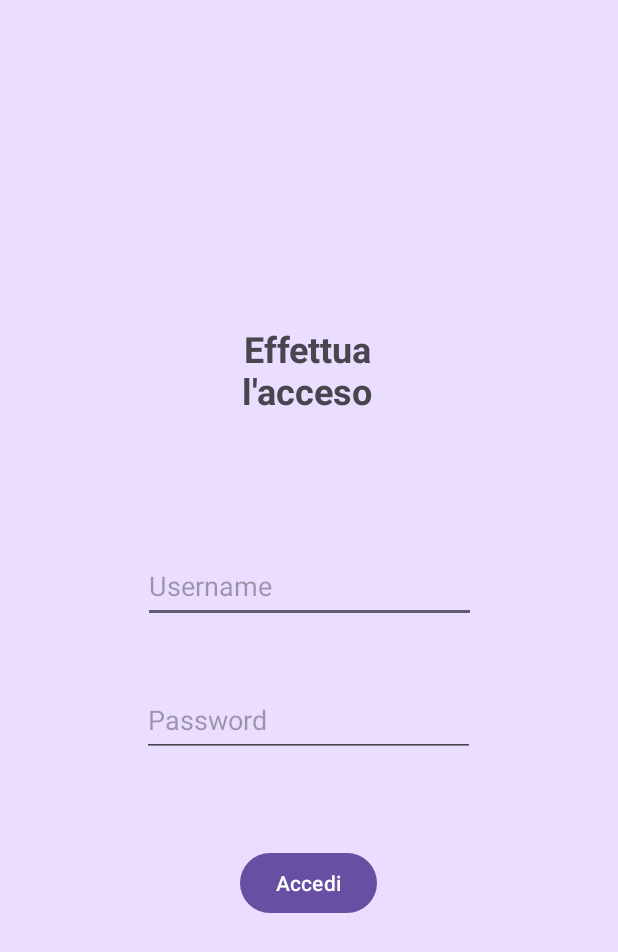
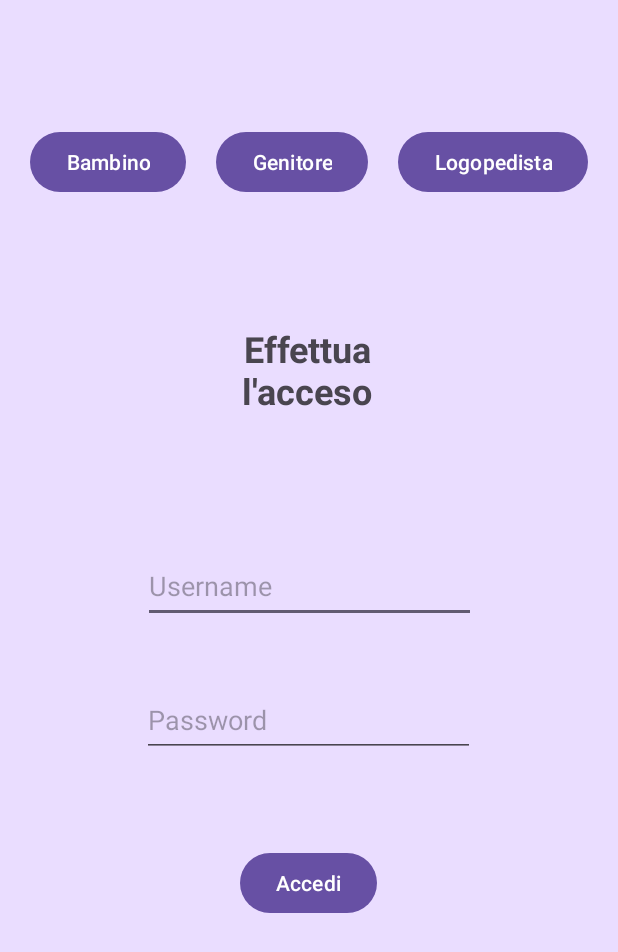
Before and after one commit to LucaLenoci/ProgettoAndroid, an Android app: the layout activity_login.xml on its own in the app's theme, with its tools: preview values and no code run, on a phone screen of 412 x 824 dp. Shown: the top 952 px of the screen. Run offline under Robolectric (Android 15) with nearby library versions, the phone set to English and light mode, and no system bars; Roboto replaces fonts that are not available here.

Commit message:
modificato alcuni file/logica per login e aggiunta la home genitore

```diff
--- a/app/build.gradle.kts
+++ b/app/build.gradle.kts
@@ -29,6 +29,9 @@ android {
         sourceCompatibility = JavaVersion.VERSION_1_8
         targetCompatibility = JavaVersion.VERSION_1_8
     }
+    buildFeatures {
+        viewBinding = true
+    }
 }
 
 dependencies {
@@ -37,6 +40,9 @@ dependencies {
     implementation(libs.material)
     implementation(libs.activity)
     implementation(libs.constraintlayout)
+    implementation(libs.annotation)
+    implementation(libs.lifecycle.livedata.ktx)
+    implementation(libs.lifecycle.viewmodel.ktx)
     testImplementation(libs.junit)
     androidTestImplementation(libs.ext.junit)
     androidTestImplementation(libs.espresso.core)
--- a/app/src/main/res/layout/login.xml
+++ b/app/src/main/res/layout/activity_login.xml
@@ -2,9 +2,11 @@
 <androidx.constraintlayout.widget.ConstraintLayout xmlns:android="http://schemas.android.com/apk/res/android"
     xmlns:app="http://schemas.android.com/apk/res-auto"
     xmlns:tools="http://schemas.android.com/tools"
+    android:id="@+id/main"
     android:layout_width="match_parent"
     android:layout_height="match_parent"
-    android:background="?attr/colorPrimaryContainer">
+    android:background="?attr/colorPrimaryContainer"
+    tools:context=".LoginActivity">
 
     <Button
         android:id="@+id/buttonAccedi"
@@ -58,4 +60,39 @@
         app:layout_constraintStart_toStartOf="parent"
         app:layout_constraintTop_toTopOf="parent"
         app:layout_constraintVertical_bias="0.588" />
+
+    <Button
+        android:id="@+id/buttonLoginBambino"
+        android:layout_width="wrap_content"
+        android:layout_height="wrap_content"
+        android:text="Bambino"
+        app:layout_constraintBottom_toTopOf="@+id/textView"
+        app:layout_constraintEnd_toStartOf="@+id/buttonLoginGenitore"
+        app:layout_constraintHorizontal_bias="0.5"
+        app:layout_constraintHorizontal_chainStyle="spread"
+        app:layout_constraintStart_toStartOf="parent"
+        app:layout_constraintTop_toTopOf="parent" />
+
+    <Button
+        android:id="@+id/buttonLoginGenitore"
+        android:layout_width="wrap_content"
+        android:layout_height="wrap_content"
+        android:text="Genitore"
+        app:layout_constraintBottom_toTopOf="@+id/textView"
+        app:layout_constraintEnd_toStartOf="@+id/buttonLoginLogopedista"
+        app:layout_constraintHorizontal_bias="0.5"
+        app:layout_constraintStart_toEndOf="@+id/buttonLoginBambino"
+        app:layout_constraintTop_toTopOf="parent" />
+
+    <Button
+        android:id="@+id/buttonLoginLogopedista"
+        android:layout_width="wrap_content"
+        android:layout_height="wrap_content"
+        android:text="Logopedista"
+        app:layout_constraintBottom_toTopOf="@+id/textView"
+        app:layout_constraintEnd_toEndOf="parent"
+        app:layout_constraintHorizontal_bias="0.5"
+        app:layout_constraintStart_toEndOf="@+id/buttonLoginGenitore"
+        app:layout_constraintTop_toTopOf="parent" />
+
 </androidx.constraintlayout.widget.ConstraintLayout>
--- /dev/null
+++ b/app/src/main/res/values-land/dimens.xml
@@ -0,0 +1,3 @@
+<resources>
+ <dimen name="activity_horizontal_margin">48dp</dimen>
+</resources>
--- /dev/null
+++ b/app/src/main/res/values-w1240dp/dimens.xml
@@ -0,0 +1,3 @@
+<resources>
+ <dimen name="activity_horizontal_margin">200dp</dimen>
+</resources>
--- /dev/null
+++ b/app/src/main/res/values-w600dp/dimens.xml
@@ -0,0 +1,3 @@
+<resources>
+ <dimen name="activity_horizontal_margin">48dp</dimen>
+</resources>
--- a/app/src/main/res/values/colors.xml
+++ b/app/src/main/res/values/colors.xml
@@ -2,4 +2,5 @@
 <resources>
     <color name="black">#FF000000</color>
     <color name="white">#FFFFFFFF</color>
+    <color name="light_grey">#FFb5b5b5</color>
 </resources>
--- /dev/null
+++ b/app/src/main/res/values/dimens.xml
@@ -0,0 +1,5 @@
+<resources>
+    <!-- Default screen margins, per the Android Design guidelines. -->
+ <dimen name="activity_horizontal_margin">16dp</dimen>
+ <dimen name="activity_vertical_margin">16dp</dimen>
+</resources>
--- a/gradle/libs.versions.toml
+++ b/gradle/libs.versions.toml
@@ -7,6 +7,9 @@ appcompat = "1.6.1"
 material = "1.10.0"
 activity = "1.8.0"
 constraintlayout = "2.1.4"
+annotation = "1.6.0"
+lifecycleLivedataKtx = "2.8.3"
+lifecycleViewmodelKtx = "2.8.3"
 
 [libraries]
 junit = { group = "junit", name = "junit", version.ref = "junit" }
@@ -16,6 +19,9 @@ appcompat = { group = "androidx.appcompat", name = "appcompat", version.ref = "a
 material = { group = "com.google.android.material", name = "material", version.ref = "material" }
 activity = { group = "androidx.activity", name = "activity", version.ref = "activity" }
 constraintlayout = { group = "androidx.constraintlayout", name = "constraintlayout", version.ref = "constraintlayout" }
+annotation = { group = "androidx.annotation", name = "annotation", version.ref = "annotation" }
+lifecycle-livedata-ktx = { group = "androidx.lifecycle", name = "lifecycle-livedata-ktx", version.ref = "lifecycleLivedataKtx" }
+lifecycle-viewmodel-ktx = { group = "androidx.lifecycle", name = "lifecycle-viewmodel-ktx", version.ref = "lifecycleViewmodelKtx" }
 
 [plugins]
 android-application = { id = "com.android.application", version.ref = "agp" }
```
Also changed, not shown: app/src/main/AndroidManifest.xml (+7 -0 lines), app/src/main/java/com/example/progetto_mobile/HomeGenitoreActivity.java (added, +85 -0 lines), app/src/main/java/com/example/progetto_mobile/LoginActivity.java (added, +58 -0 lines), app/src/main/java/com/example/progetto_mobile/MainActivity.java (+8 -0 lines), app/src/main/res/layout/activity_home_genitore.xml (added, +20 -0 lines), app/src/main/res/values/strings.xml (+8 -0 lines).
